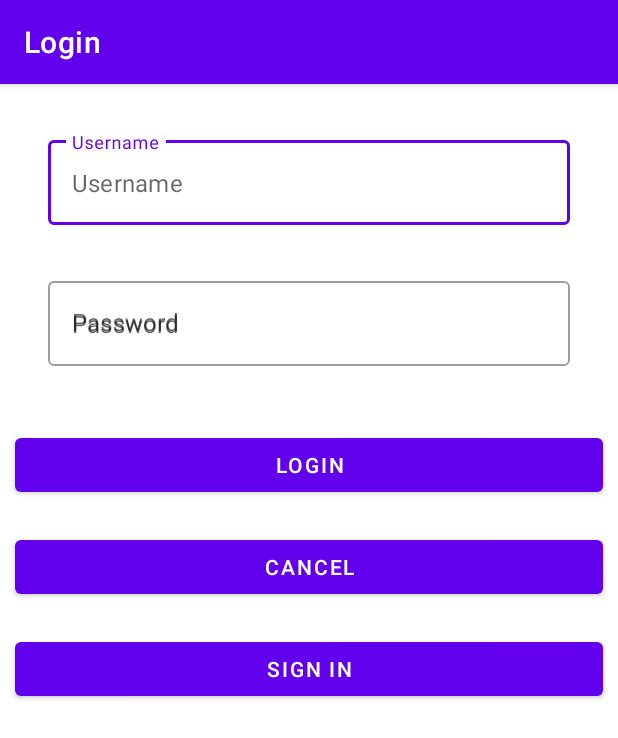
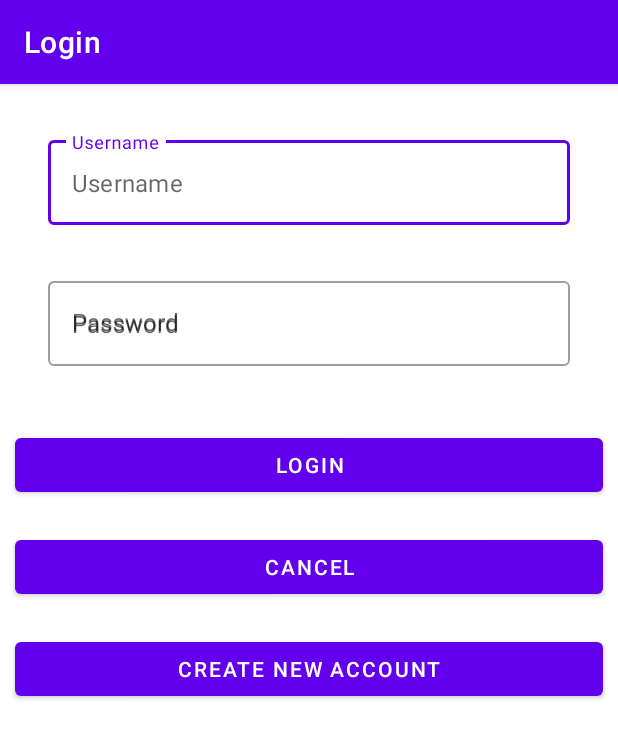
Before and after one commit to shubhamsk591/habitapp2, an Android app: the Loginform screen opened directly, with no data from a screen before it, on a phone screen of 412 x 824 dp. Shown: the top 738 px of the screen. Run offline under Robolectric (Android 15) with nearby library versions, the phone set to English and light mode, and no system bars.

Commit message:
New updated layout

```diff
--- a/app/src/main/res/values/strings.xml
+++ b/app/src/main/res/values/strings.xml
@@ -27,7 +27,7 @@
     <string name="Username">Username</string>
     <string name="LoginPassword">Password</string>
     <string name="Cancel">Cancel</string>
-    <string name="Register">Sign In</string>
+    <string name="Register">Create new Account</string>
     <string name="WelcomeLogin">Welcome after login</string>
 
     <string name="ListHere">Add list of habit</string>
```
